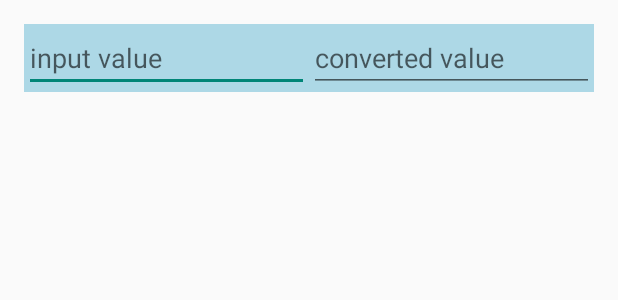
After one commit to chris-wituchowski/UnitConversion, an Android app: the layout unit_conversion_layout.xml on its own in the app's theme, with its tools: preview values and no code run, on a phone screen of 412 x 824 dp. The commit adds this screen. Shown: the top 300 px of the screen. Run offline under Robolectric (Android 15) with nearby library versions, the phone set to English and light mode, and no system bars.

Commit message:
Architectural change
Changed code so that radio buttons are dynamically created based on the
number of units in a unitList array. This is to get the code ready for
when additional unit types are added.

```diff
--- a/app/src/main/res/layout/activity_main.xml
+++ b/app/src/main/res/layout/activity_main.xml
@@ -1,7 +1,7 @@
 <fragment xmlns:android="http://schemas.android.com/apk/res/android"
     xmlns:tools="http://schemas.android.com/tools"
     android:id="@+id/fragment"
-    android:name="com.example.chris.unitconversion.MainActivityFragment"
+    android:name="com.example.chris.unitconversion.UnitConversionFragment"
     android:layout_width="match_parent"
     android:layout_height="match_parent"
     tools:layout="@layout/fragment_main" />
--- /dev/null
+++ b/app/src/main/res/layout/unit_conversion_layout.xml
@@ -0,0 +1,82 @@
+<LinearLayout
+
+    xmlns:android="http://schemas.android.com/apk/res/android"
+    xmlns:tools="http://schemas.android.com/tools"
+    android:layout_width="match_parent"
+    android:layout_height="match_parent"
+    android:orientation="vertical"
+    android:paddingBottom="@dimen/activity_vertical_margin"
+    android:paddingLeft="@dimen/activity_horizontal_margin"
+    android:paddingRight="@dimen/activity_horizontal_margin"
+    android:paddingTop="@dimen/activity_vertical_margin"
+    tools:context=".MainActivityFragment">
+
+    <LinearLayout
+        android:layout_width="fill_parent"
+        android:layout_height="wrap_content"
+        android:orientation="horizontal">
+
+        <RadioGroup
+            android:id="@+id/inputRadioGroup"
+            android:layout_width="wrap_content"
+            android:layout_height="wrap_content"
+            android:layout_gravity="left">
+
+            <!--
+            <RadioButton
+                android:id="@+id/inPsi"
+                android:layout_width="wrap_content"
+                android:layout_height="wrap_content"
+                android:text="psi" />
+                -->
+
+        </RadioGroup>
+
+        <LinearLayout
+            android:layout_width="fill_parent"
+            android:layout_height="wrap_content"
+            android:gravity="right">
+        <RadioGroup
+            android:id="@+id/outputRadioGroup"
+            android:layout_width="wrap_content"
+            android:layout_height="wrap_content"
+            android:layout_gravity="right">
+
+            <!--
+            <RadioButton
+                android:id="@+id/outPsi"
+                android:layout_width="wrap_content"
+                android:layout_height="wrap_content"
+                android:text="psi" />
+                -->
+
+        </RadioGroup>
+        </LinearLayout>
+    </LinearLayout>
+
+    <LinearLayout
+        android:layout_width="match_parent"
+        android:layout_height="wrap_content"
+        android:layout_alignParentBottom="true"
+        android:background="#ADD8E6"
+        android:orientation="horizontal">
+
+        <EditText
+            android:id="@+id/inputNumber"
+            android:layout_width="wrap_content"
+            android:layout_height="wrap_content"
+            android:layout_weight="1"
+            android:ems="10"
+            android:inputType="numberDecimal"
+            android:hint="input value"/>
+
+        <EditText
+            android:id="@+id/outputNumber"
+            android:layout_width="wrap_content"
+            android:layout_height="wrap_content"
+            android:layout_weight="1"
+            android:ems="10"
+            android:inputType="numberDecimal"
+            android:hint="converted value"/>
+    </LinearLayout>
+</LinearLayout>
```
Also changed, not shown: app/src/main/java/com/example/chris/unitconversion/UnitConversionFragment.java (added, +256 -0 lines), app/src/main/java/com/example/chris/unitconversion/data/UnitData.java (added, +30 -0 lines), 1 other file.
